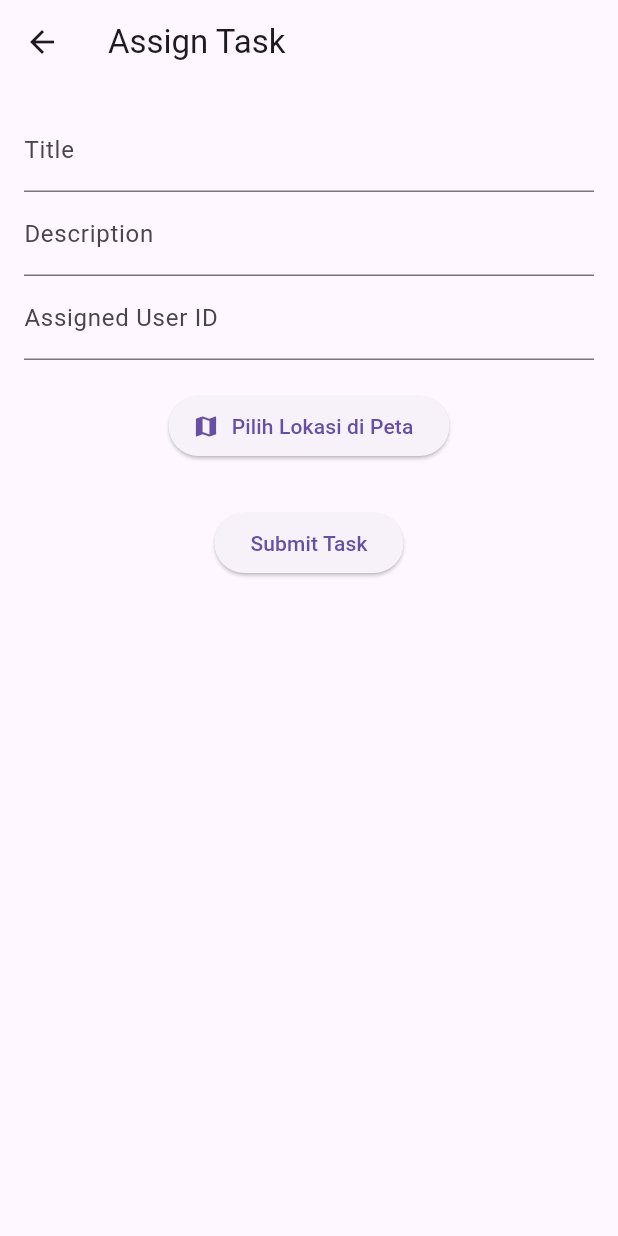
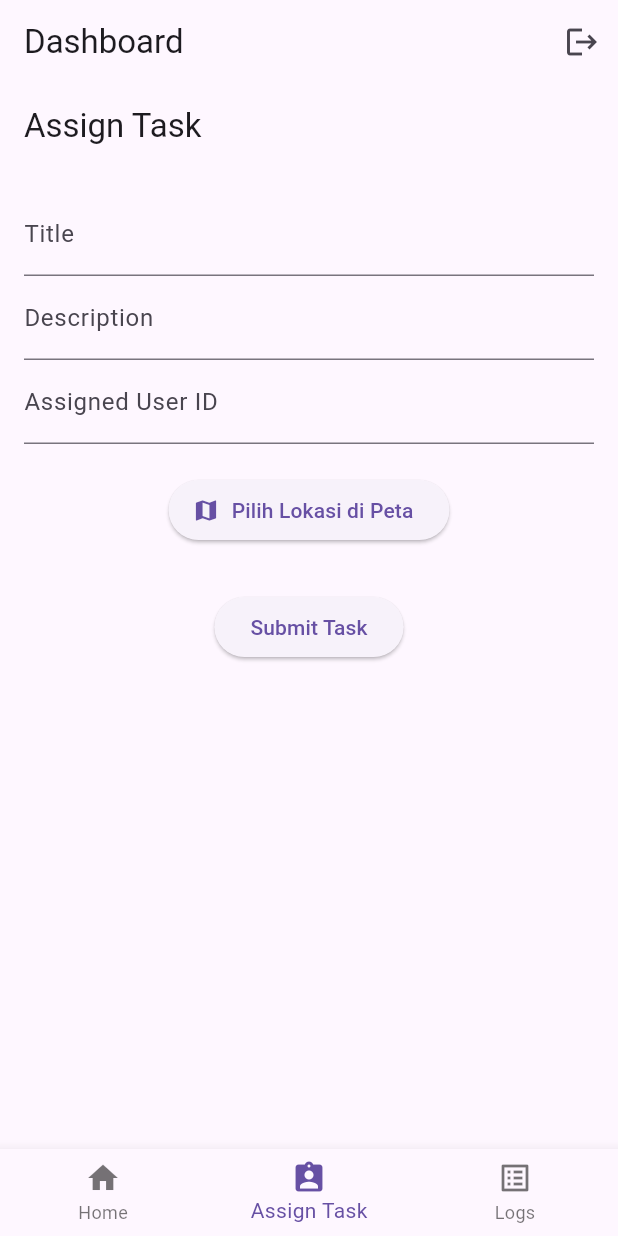
Before and after one commit to Radzzz999/spotlog, a Flutter app: the DashboardScreen screen opened directly with empty values, after a tap on "Assign Task to Worker", on a phone screen of 412 x 824 dp. Run offline on Flutter 3.47's test engine with Material 3 defaults, Android fonts, the phone set to English and light mode, and no system bars; our stand-ins replace equatable, flutter_bloc, geocoding, geolocator, google_maps_flutter, image_picker; network calls fail.

Commit message:
menambah navbar pada halaman admin

```diff
--- a/lib/presentation/screens-task/assign_task_screen.dart
+++ b/lib/presentation/screens-task/assign_task_screen.dart
@@ -4,7 +4,7 @@ import 'package:google_maps_flutter/google_maps_flutter.dart';
 import 'package:spotlog/logic/task/bloc/task_bloc.dart';
 import 'package:spotlog/logic/task/bloc/task_event.dart';
 import 'package:spotlog/logic/task/bloc/task_state.dart';
-import 'native_map_screen.dart'; // import file baru
+import 'native_map_screen.dart';
 
 class AssignTaskScreen extends StatefulWidget {
   final String token;
--- a/lib/presentation/screens/dashboard_screen.dart
+++ b/lib/presentation/screens/dashboard_screen.dart
@@ -1,5 +1,3 @@
-
-
 import 'package:flutter/material.dart';
 import 'package:flutter_bloc/flutter_bloc.dart';
 import 'package:spotlog/logic/bloc/auth_bloc.dart';
@@ -7,18 +5,64 @@ import 'package:spotlog/logic/bloc/auth_event.dart';
 import 'package:spotlog/logic/bloc/auth_state.dart';
 import 'package:spotlog/presentation/screens-task/assign_task_screen.dart';
 import 'package:spotlog/presentation/screens/login_screen.dart';
+import 'package:spotlog/presentation/screens-hasil-submit-task-/tasks_combined_screen.dart';
 
-class DashboardScreen extends StatelessWidget {
+class DashboardScreen extends StatefulWidget {
   final String token;
 
   DashboardScreen({required this.token});
+
+  @override
+  State<DashboardScreen> createState() => _DashboardScreenState();
+}
+
+class _DashboardScreenState extends State<DashboardScreen> {
+  int _selectedIndex = 0;
+
+  late final List<Widget> _screens;
+
+  @override
+  void initState() {
+    super.initState();
+    _screens = [
+      _buildHomeScreen(),
+      AssignTaskScreen(token: widget.token),
+      TasksCombinedScreen(token: widget.token),
+    ];
+  }
+
+  Widget _buildHomeScreen() {
+    return Center(
+      child: Column(
+        mainAxisAlignment: MainAxisAlignment.center,
+        children: [
+          Text('Welcome to Dashboard'),
+          const SizedBox(height: 20),
+          ElevatedButton.icon(
+            icon: Icon(Icons.task_alt),
+            label: Text('Assign Task to Worker'),
+            onPressed: () {
+              setState(() {
+                _selectedIndex = 1;
+              });
+            },
+          ),
+        ],
+      ),
+    );
+  }
+
+  void _onItemTapped(int index) {
+    setState(() {
+      _selectedIndex = index;
+    });
+  }
 
   @override
   Widget build(BuildContext context) {
     return BlocListener<AuthBloc, AuthState>(
       listener: (context, state) {
         if (state is AuthLoggedOut) {
-
           Navigator.pushAndRemoveUntil(
             context,
             MaterialPageRoute(builder: (_) => LoginScreen()),
@@ -33,32 +77,29 @@ class DashboardScreen extends StatelessWidget {
             IconButton(
               icon: Icon(Icons.logout),
               onPressed: () {
-                context.read<AuthBloc>().add(LogoutRequested(token));
+                context.read<AuthBloc>().add(LogoutRequested(widget.token));
               },
             )
           ],
         ),
-        body: Padding(
-          padding: const EdgeInsets.all(16.0),
-          child: Column(
-            mainAxisAlignment: MainAxisAlignment.center,
-            children: [
-              Text('Welcome to Dashboard'),
-              const SizedBox(height: 20),
-              ElevatedButton.icon(
-                icon: Icon(Icons.task_alt),
-                label: Text('Assign Task to Worker'),
-                onPressed: () {
-                  Navigator.push(
-                    context,
-                    MaterialPageRoute(
-                      builder: (_) => AssignTaskScreen(token: token),
-                    ),
-                  );
-                },
-              ),
-            ],
-          ),
+        body: _screens[_selectedIndex],
+        bottomNavigationBar: BottomNavigationBar(
+          currentIndex: _selectedIndex,
+          onTap: _onItemTapped,
+          items: const [
+            BottomNavigationBarItem(
+              icon: Icon(Icons.home),
+              label: 'Home',
+            ),
+            BottomNavigationBarItem(
+              icon: Icon(Icons.assignment_ind),
+              label: 'Assign Task',
+            ),
+            BottomNavigationBarItem(
+              icon: Icon(Icons.list_alt),
+              label: 'Logs',
+            ),
+          ],
         ),
       ),
     );
```
